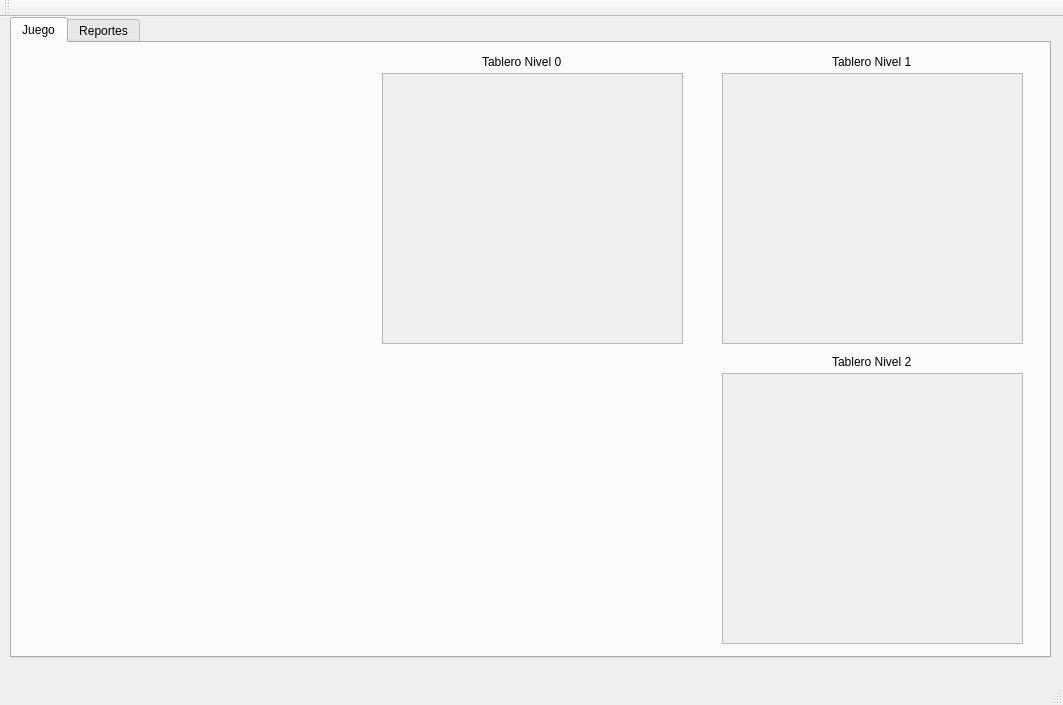
The window that mainwindow.ui (EduardoGarcia360/EDDProyecto1) describes before a commit, drawn with Qt 5.
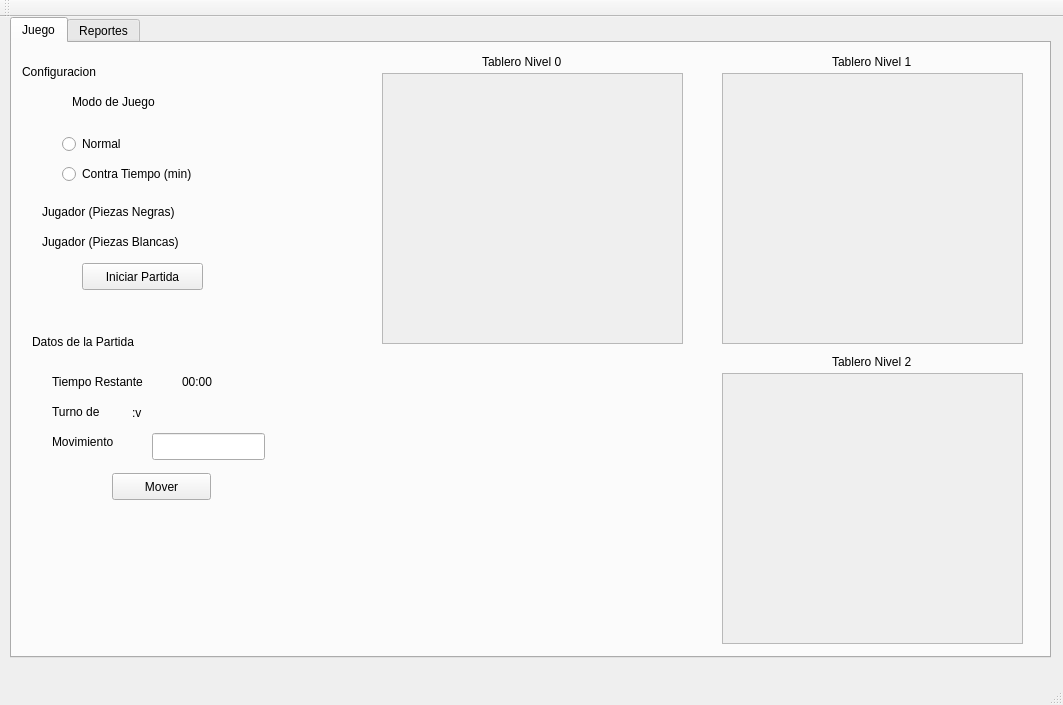
The same window after the commit.

Diff of the .ui file:
```diff
--- a/mainwindow.ui
+++ b/mainwindow.ui
@@ -138,6 +138,211 @@
        <string>Tablero Nivel 2</string>
       </property>
      </widget>
+     <widget class="QLabel" name="label_4">
+      <property name="geometry">
+       <rect>
+        <x>10</x>
+        <y>20</y>
+        <width>101</width>
+        <height>17</height>
+       </rect>
+      </property>
+      <property name="text">
+       <string>Configuracion</string>
+      </property>
+     </widget>
+     <widget class="QLabel" name="label_6">
+      <property name="geometry">
+       <rect>
+        <x>60</x>
+        <y>50</y>
+        <width>111</width>
+        <height>17</height>
+       </rect>
+      </property>
+      <property name="text">
+       <string>Modo de Juego</string>
+      </property>
+     </widget>
+     <widget class="QRadioButton" name="radioButton">
+      <property name="geometry">
+       <rect>
+        <x>50</x>
+        <y>90</y>
+        <width>117</width>
+        <height>22</height>
+       </rect>
+      </property>
+      <property name="text">
+       <string>Normal</string>
+      </property>
+     </widget>
+     <widget class="QRadioButton" name="radioButton_2">
+      <property name="geometry">
+       <rect>
+        <x>50</x>
+        <y>120</y>
+        <width>171</width>
+        <height>22</height>
+       </rect>
+      </property>
+      <property name="text">
+       <string>Contra Tiempo (min)</string>
+      </property>
+     </widget>
+     <widget class="QLabel" name="label_7">
+      <property name="geometry">
+       <rect>
+        <x>30</x>
+        <y>160</y>
+        <width>171</width>
+        <height>17</height>
+       </rect>
+      </property>
+      <property name="text">
+       <string>Jugador (Piezas Negras)</string>
+      </property>
+     </widget>
+     <widget class="QLabel" name="label_8">
+      <property name="geometry">
+       <rect>
+        <x>30</x>
+        <y>190</y>
+        <width>171</width>
+        <height>17</height>
+       </rect>
+      </property>
+      <property name="text">
+       <string>Jugador (Piezas Blancas)</string>
+      </property>
+     </widget>
+     <widget class="QPushButton" name="pushButton">
+      <property name="geometry">
+       <rect>
+        <x>70</x>
+        <y>220</y>
+        <width>121</width>
+        <height>27</height>
+       </rect>
+      </property>
+      <property name="text">
+       <string>Iniciar Partida</string>
+      </property>
+     </widget>
+     <widget class="QLabel" name="label_9">
+      <property name="geometry">
+       <rect>
+        <x>20</x>
+        <y>290</y>
+        <width>131</width>
+        <height>17</height>
+       </rect>
+      </property>
+      <property name="text">
+       <string>Datos de la Partida</string>
+      </property>
+     </widget>
+     <widget class="QLabel" name="label_10">
+      <property name="geometry">
+       <rect>
+        <x>40</x>
+        <y>330</y>
+        <width>121</width>
+        <height>17</height>
+       </rect>
+      </property>
+      <property name="text">
+       <string>Tiempo Restante</string>
+      </property>
+     </widget>
+     <widget class="QLabel" name="lbltiempo">
+      <property name="geometry">
+       <rect>
+        <x>170</x>
+        <y>330</y>
+        <width>67</width>
+        <height>17</height>
+       </rect>
+      </property>
+      <property name="text">
+       <string>00:00</string>
+      </property>
+     </widget>
+     <widget class="QLabel" name="label_11">
+      <property name="geometry">
+       <rect>
+        <x>40</x>
+        <y>360</y>
+        <width>67</width>
+        <height>17</height>
+       </rect>
+      </property>
+      <property name="text">
+       <string>Turno de</string>
+      </property>
+     </widget>
+     <widget class="QLabel" name="lblturno">
+      <property name="geometry">
+       <rect>
+        <x>120</x>
+        <y>360</y>
+        <width>141</width>
+        <height>20</height>
+       </rect>
+      </property>
+      <property name="text">
+       <string>:v</string>
+      </property>
+     </widget>
+     <widget class="QLabel" name="label_12">
+      <property name="geometry">
+       <rect>
+        <x>40</x>
+        <y>390</y>
+        <width>91</width>
+        <height>17</height>
+       </rect>
+      </property>
+      <property name="text">
+       <string>Movimiento</string>
+      </property>
+     </widget>
+     <widget class="QLineEdit" name="txtmovimiento">
+      <property name="geometry">
+       <rect>
+        <x>140</x>
+        <y>390</y>
+        <width>113</width>
+        <height>27</height>
+       </rect>
+      </property>
+     </widget>
+     <widget class="QPushButton" name="pushButton_2">
+      <property name="geometry">
+       <rect>
+        <x>100</x>
+        <y>430</y>
+        <width>99</width>
+        <height>27</height>
+       </rect>
+      </property>
+      <property name="text">
+       <string>Mover</string>
+      </property>
+     </widget>
+     <widget class="QLabel" name="lblerror">
+      <property name="geometry">
+       <rect>
+        <x>110</x>
+        <y>460</y>
+        <width>67</width>
+        <height>17</height>
+       </rect>
+      </property>
+      <property name="text">
+       <string/>
+      </property>
+     </widget>
     </widget>
     <widget class="QWidget" name="tab_2">
      <attribute name="title">
```
